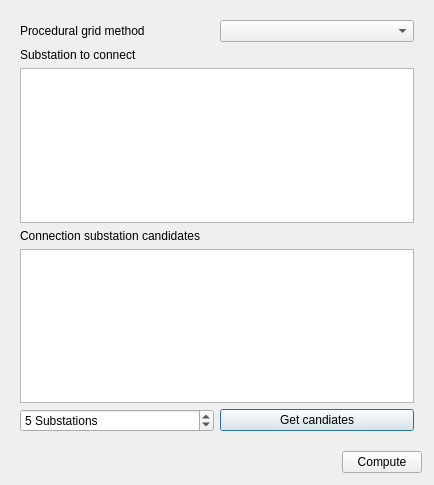
First picture: the form in src/VeraGrid/Gui/ProceduralGrid/procedural_grid_ui.ui, repository SanPen/VeraGrid, before the edit.
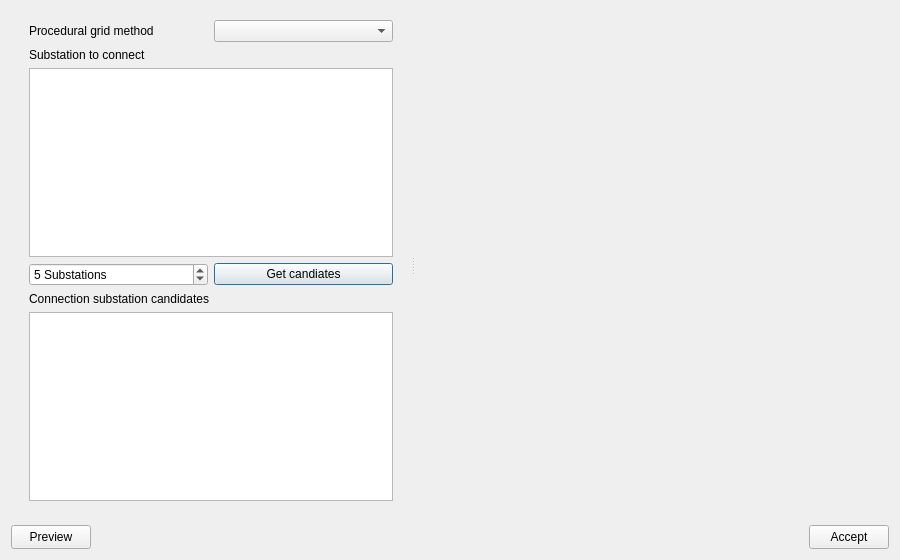
Second picture: the form after the edit. Icons and pictures are not drawn. Custom widgets are drawn as their Qt base class.

```diff
--- a/src/VeraGrid/Gui/ProceduralGrid/procedural_grid_ui.ui
+++ b/src/VeraGrid/Gui/ProceduralGrid/procedural_grid_ui.ui
@@ -6,16 +6,42 @@
    <rect>
     <x>0</x>
     <y>0</y>
-    <width>434</width>
-    <height>485</height>
+    <width>900</width>
+    <height>560</height>
    </rect>
   </property>
   <property name="windowTitle">
    <string>Procedural Grid</string>
   </property>
-  <layout class="QVBoxLayout" name="verticalLayout_2">
+  <property name="windowIcon">
+   <iconset resource="../Icons/icons.qrc">
+    <normaloff>:/Icons/icons/automatic_layout.png</normaloff>:/Icons/icons/automatic_layout.png</iconset>
+  </property>
+  <layout class="QVBoxLayout" name="verticalLayout">
    <item>
-    <widget class="QFrame" name="frame_2">
+    <widget class="QSplitter" name="splitter">
+     <property name="orientation">
+      <enum>Qt::Orientation::Horizontal</enum>
+     </property>
+     <widget class="QFrame" name="leftFrame">
+      <property name="maximumSize">
+       <size>
+        <width>400</width>
+        <height>16777215</height>
+       </size>
+      </property>
+      <property name="frameShape">
+       <enum>QFrame::Shape::NoFrame</enum>
+      </property>
+      <property name="frameShadow">
+       <enum>QFrame::Shadow::Raised</enum>
+      </property>
+      <layout class="QVBoxLayout" name="leftVerticalLayout">
+       <property name="topMargin">
+        <number>0</number>
+       </property>
+       <item>
+        <widget class="QFrame" name="parametersFrame">
      <property name="frameShape">
       <enum>QFrame::Shape::NoFrame</enum>
      </property>
@@ -23,32 +49,6 @@
       <enum>QFrame::Shadow::Raised</enum>
      </property>
      <layout class="QGridLayout" name="gridLayout">
-      <item row="7" column="1">
-       <spacer name="verticalSpacer">
-        <property name="orientation">
-         <enum>Qt::Orientation::Vertical</enum>
-        </property>
-        <property name="sizeHint" stdset="0">
-         <size>
-          <width>20</width>
-          <height>40</height>
-         </size>
-        </property>
-       </spacer>
-      </item>
-      <item row="6" column="1">
-       <widget class="QPushButton" name="computeCandidatesButton">
-        <property name="toolTip">
-         <string>Compute the N closest candiate substations</string>
-        </property>
-        <property name="text">
-         <string>Get candiates</string>
-        </property>
-       </widget>
-      </item>
-      <item row="3" column="0" colspan="2">
-       <widget class="QListView" name="targetSubstationListView"/>
-      </item>
       <item row="0" column="0">
        <widget class="QLabel" name="label">
         <property name="text">
@@ -56,7 +56,20 @@
         </property>
        </widget>
       </item>
-      <item row="6" column="0">
+          <item row="0" column="1">
+           <widget class="QComboBox" name="methodComboBox"/>
+          </item>
+          <item row="1" column="0" colspan="2">
+           <widget class="QLabel" name="label_3">
+            <property name="text">
+             <string>Substation to connect</string>
+            </property>
+           </widget>
+          </item>
+          <item row="2" column="0" colspan="2">
+           <widget class="QListView" name="targetSubstationListView"/>
+          </item>
+          <item row="3" column="0">
        <widget class="QSpinBox" name="topClosestSpinBox">
         <property name="suffix">
          <string> Substations</string>
@@ -72,6 +85,23 @@
         </property>
        </widget>
       </item>
+          <item row="3" column="1">
+           <widget class="QPushButton" name="computeCandidatesButton">
+            <property name="toolTip">
+             <string>Compute the N closest candiate substations</string>
+            </property>
+            <property name="text">
+             <string>Get candiates</string>
+            </property>
+           </widget>
+          </item>
+          <item row="4" column="0" colspan="2">
+           <widget class="QLabel" name="label_2">
+            <property name="text">
+             <string>Connection substation candidates</string>
+            </property>
+           </widget>
+          </item>
       <item row="5" column="0" colspan="2">
        <widget class="QListView" name="candidateSubstationListView">
         <property name="toolTip">
@@ -79,28 +109,63 @@
         </property>
        </widget>
       </item>
-      <item row="0" column="1">
-       <widget class="QComboBox" name="methodComboBox"/>
-      </item>
-      <item row="2" column="0">
-       <widget class="QLabel" name="label_3">
+         </layout>
+        </widget>
+       </item>
+      </layout>
+     </widget>
+     <widget class="QFrame" name="plotFrame">
+      <property name="frameShape">
+       <enum>QFrame::Shape::NoFrame</enum>
+      </property>
+      <property name="frameShadow">
+       <enum>QFrame::Shadow::Raised</enum>
+      </property>
+      <layout class="QVBoxLayout" name="plotVerticalLayout">
+       <property name="leftMargin">
+        <number>0</number>
+       </property>
+       <property name="topMargin">
+        <number>0</number>
+       </property>
+       <property name="rightMargin">
+        <number>0</number>
+       </property>
+       <property name="bottomMargin">
+        <number>0</number>
+       </property>
+       <item>
+        <widget class="QLabel" name="summaryLabel">
         <property name="text">
-         <string>Substation to connect</string>
-        </property>
-       </widget>
-      </item>
-      <item row="4" column="0">
-       <widget class="QLabel" name="label_2">
-        <property name="text">
-         <string>Connection substation candidates</string>
+          <string/>
+         </property>
+         <property name="wordWrap">
+          <bool>true</bool>
+         </property>
+        </widget>
+       </item>
+       <item>
+        <widget class="MatplotlibWidget" name="plotWidget" native="true">
+         <property name="sizePolicy">
+          <sizepolicy hsizetype="Expanding" vsizetype="Expanding">
+           <horstretch>0</horstretch>
+           <verstretch>1</verstretch>
+          </sizepolicy>
         </property>
        </widget>
       </item>
      </layout>
     </widget>
+    </widget>
    </item>
    <item>
-    <widget class="QFrame" name="frame">
+    <widget class="QFrame" name="buttonsFrame">
+     <property name="maximumSize">
+      <size>
+       <width>16777215</width>
+       <height>36</height>
+      </size>
+     </property>
      <property name="frameShape">
       <enum>QFrame::Shape::NoFrame</enum>
      </property>
@@ -109,17 +174,37 @@
      </property>
      <layout class="QHBoxLayout" name="horizontalLayout">
       <property name="leftMargin">
-       <number>1</number>
+       <number>0</number>
       </property>
       <property name="topMargin">
-       <number>1</number>
+       <number>0</number>
       </property>
       <property name="rightMargin">
-       <number>1</number>
+       <number>0</number>
       </property>
       <property name="bottomMargin">
-       <number>1</number>
+       <number>0</number>
       </property>
+      <item>
+       <widget class="QPushButton" name="previewButton">
+        <property name="minimumSize">
+         <size>
+          <width>24</width>
+          <height>24</height>
+         </size>
+        </property>
+        <property name="toolTip">
+         <string>Preview</string>
+        </property>
+        <property name="text">
+         <string>Preview</string>
+        </property>
+        <property name="icon">
+         <iconset resource="../Icons/icons.qrc">
+          <normaloff>:/Icons/icons/run_cascade_step.png</normaloff>:/Icons/icons/run_cascade_step.png</iconset>
+        </property>
+       </widget>
+      </item>
       <item>
        <spacer name="horizontalSpacer">
         <property name="orientation">
@@ -134,9 +219,18 @@
        </spacer>
       </item>
       <item>
-       <widget class="QPushButton" name="computeButton">
+       <widget class="QPushButton" name="acceptButton">
+        <property name="minimumSize">
+         <size>
+          <width>24</width>
+          <height>24</height>
+         </size>
+        </property>
+        <property name="toolTip">
+         <string>Create Grid</string>
+        </property>
         <property name="text">
-         <string>Compute</string>
+         <string>Accept</string>
         </property>
         <property name="icon">
          <iconset resource="../Icons/icons.qrc">
@@ -149,6 +243,14 @@
    </item>
   </layout>
  </widget>
+ <customwidgets>
+  <customwidget>
+   <class>MatplotlibWidget</class>
+   <extends>QWidget</extends>
+   <header>.matplotlibwidget</header>
+   <container>1</container>
+  </customwidget>
+ </customwidgets>
  <resources>
   <include location="../Icons/icons.qrc"/>
  </resources>
```
Left out of the diff: 6 changed lines with no effect on the pictures. Lines whose indentation alone changed are shown as unchanged.
